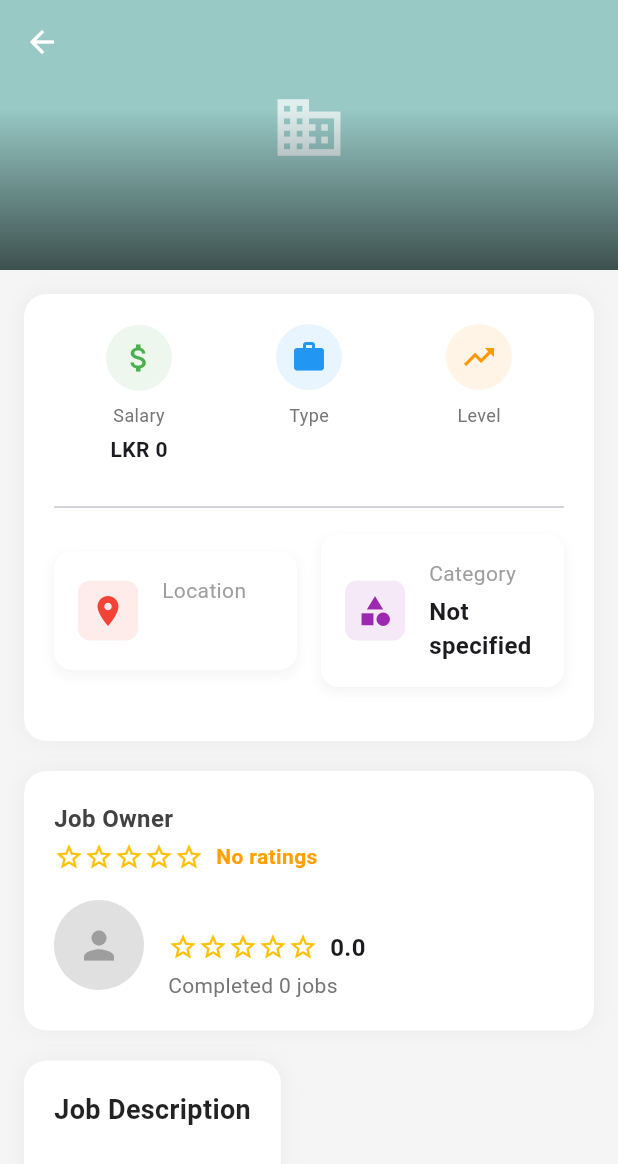
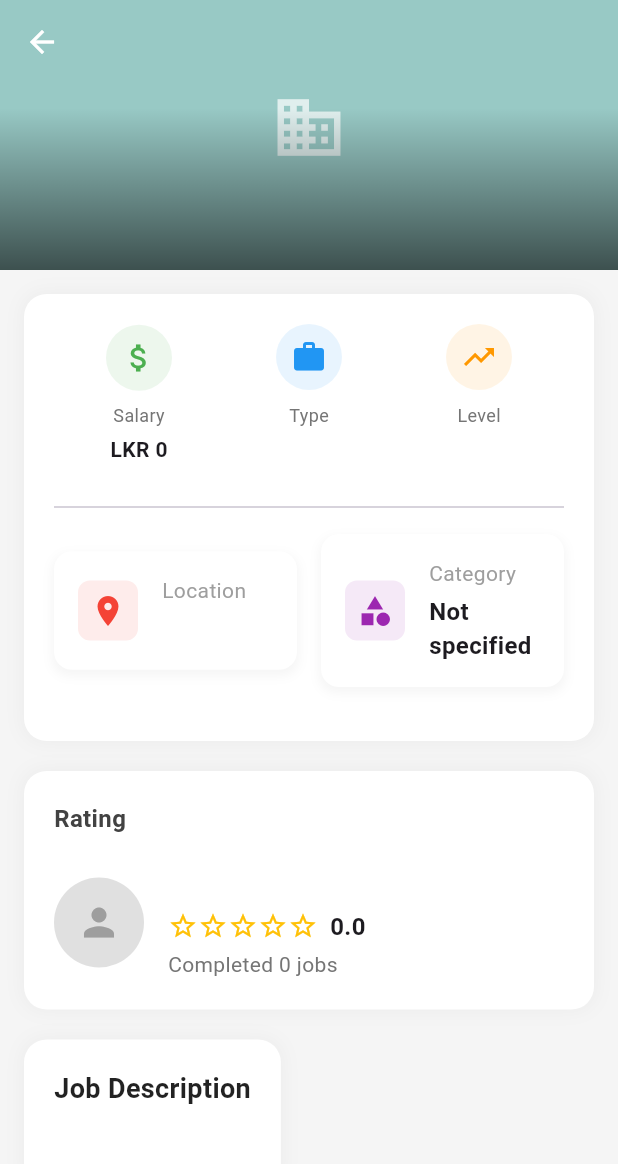
Before and after one commit to KovidaOpatha/QuickHireSL, a Flutter app: the JobDetailsScreen screen opened directly with empty values, on a phone screen of 412 x 824 dp. Shown: the top 1164 px of the screen. Run offline on Flutter 3.47's test engine with Material 3 defaults, Android fonts, the phone set to English and light mode, and no system bars; our stand-ins replace flutter_secure_storage, geolocator, image_picker, shared_preferences; accounts and stored records are empty; network calls fail.

Commit message:
Update jobapplication rating

```diff
--- a/quickhiresl_frontend/lib/screens/job_details_screen.dart
+++ b/quickhiresl_frontend/lib/screens/job_details_screen.dart
@@ -27,8 +27,6 @@ class _JobDetailsScreenState extends State<JobDetailsScreen> {
   bool _isDeleting = false;
   Map<String, dynamic> jobOwnerData = {};
   bool isJobOwnerLoading = true;
-  int _ownerRating = 0;
-  int _completedJobs = 0;
   String _currentUserId = '';
   bool _isJobOwner = false;
 
@@ -177,8 +175,6 @@ class _JobDetailsScreenState extends State<JobDetailsScreen> {
         setState(() {
           jobOwnerData = data;
           isJobOwnerLoading = false;
-          _ownerRating = data['rating'] ?? 0;
-          _completedJobs = data['completedJobs'] ?? 0;
         });
       } else {
         print(
@@ -403,7 +399,8 @@ class _JobDetailsScreenState extends State<JobDetailsScreen> {
         context: context,
         builder: (context) => AlertDialog(
           title: const Text('Delete Job'),
-          content: const Text('Are you sure you want to delete this job? This action cannot be undone.'),
+          content: const Text(
+              'Are you sure you want to delete this job? This action cannot be undone.'),
           actions: [
             TextButton(
               onPressed: () => Navigator.pop(context, false),
@@ -427,7 +424,8 @@ class _JobDetailsScreenState extends State<JobDetailsScreen> {
               backgroundColor: Colors.green,
             ),
           );
-          Navigator.pop(context, true); // Return true to indicate job was deleted
+          Navigator.pop(
+              context, true); // Return true to indicate job was deleted
         }
       }
     } catch (e) {
@@ -639,41 +637,14 @@ class _JobDetailsScreenState extends State<JobDetailsScreen> {
                       crossAxisAlignment: CrossAxisAlignment.start,
                       children: [
                         Text(
-                          'Job Owner',
+                          'Rating',
                           style: TextStyle(
                             fontWeight: FontWeight.bold,
                             color: Colors.grey[800],
                             fontSize: 16,
                           ),
                         ),
-                        const SizedBox(height: 4),
-                        Row(
-                          children: [
-                            // Star rating display
-                            Row(
-                              children: List.generate(5, (index) {
-                                return Icon(
-                                  index < _ownerRating
-                                      ? Icons.star
-                                      : Icons.star_border,
-                                  color: Colors.amber,
-                                  size: 20,
-                                );
-                              }),
-                            ),
-                            const SizedBox(width: 8),
-                            Text(
-                              _ownerRating > 0
-                                  ? '$_ownerRating.0'
-                                  : 'No ratings',
-                              style: TextStyle(
-                                fontWeight: FontWeight.bold,
-                                color: Colors.amber[700],
-                                fontSize: 14,
-                              ),
-                            ),
-                          ],
-                        ),
+                        const SizedBox(height: 8),
                         const SizedBox(height: 12),
                         if (isJobOwnerLoading)
                           const Center(child: CircularProgressIndicator())
@@ -701,20 +672,20 @@ class _JobDetailsScreenState extends State<JobDetailsScreen> {
                                     : null,
                               ),
                               const SizedBox(width: 16),
-                              // Job Owner Details
+                              // Job Owner Name
                               Expanded(
                                 child: Column(
                                   crossAxisAlignment: CrossAxisAlignment.start,
                                   children: [
                                     Text(
-                                      "${jobOwnerData['firstName'] ?? ''} ${jobOwnerData['lastName'] ?? ''}",
+                                      "${jobOwnerData['fullName'] ?? jobOwnerData['name'] ?? '${jobOwnerData['firstName'] ?? ''} ${jobOwnerData['lastName'] ?? ''}'}",
                                       style: const TextStyle(
-                                        fontSize: 16,
+                                        fontSize: 14,
                                         fontWeight: FontWeight.bold,
+                                        color: Colors.black87,
                                       ),
                                     ),
-                                    const SizedBox(height: 4),
-                                    // Rating display
+                                    const SizedBox(height: 8),
                                     RatingDisplay(
                                       rating:
                                           _parseRating(jobOwnerData['rating']),
@@ -724,7 +695,7 @@ class _JobDetailsScreenState extends State<JobDetailsScreen> {
                                     ),
                                     const SizedBox(height: 4),
                                     Text(
-                                      "Completed ${_completedJobs} jobs",
+                                      "Completed ${jobOwnerData['completedJobs'] ?? 0} jobs",
                                       style: TextStyle(
                                         fontSize: 14,
                                         color: Colors.grey[600],
@@ -909,8 +880,8 @@ class _JobDetailsScreenState extends State<JobDetailsScreen> {
                                 width: 20,
                                 height: 20,
                                 child: CircularProgressIndicator(
-                                  valueColor:
-                                      AlwaysStoppedAnimation<Color>(Colors.white),
+                                  valueColor: AlwaysStoppedAnimation<Color>(
+                                      Colors.white),
                                   strokeWidth: 2,
                                 ),
                               )
```
Also changed, not shown: quickhiresl_frontend/lib/screens/job_application_screen.dart (+22 -1 lines).
